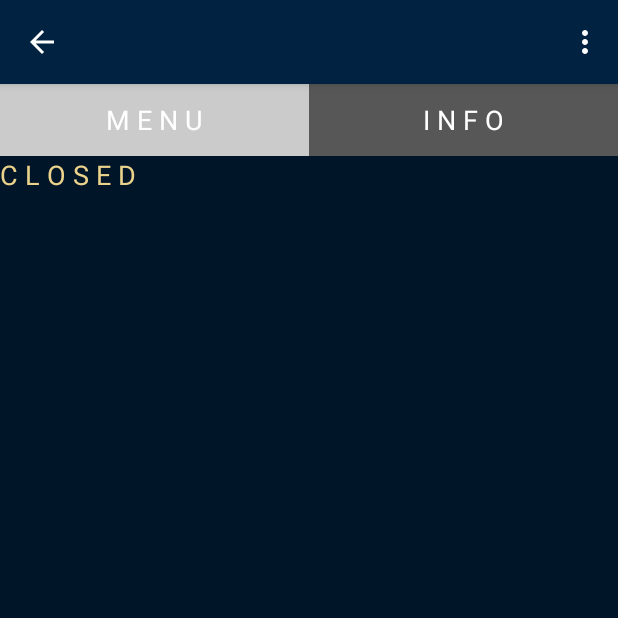
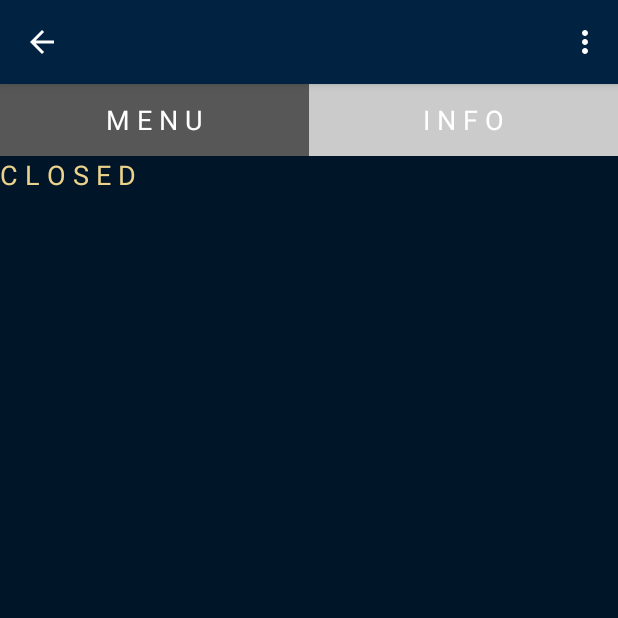
Before and after one commit to WVU-Mobile/WVU-Mobile-Android, an Android app: the DiningActivity screen opened directly, with no data from a screen before it, on a phone screen of 412 x 824 dp, the top half of it. Run offline under Robolectric (Android 15) with nearby library versions, the light colour scheme and no system bars.

Commit message:
minor tweaks

```diff
--- a/WVU-Mobile-Android-master/app/src/main/java/wvumobile/wvumobile/map_Fragment.java
+++ b/WVU-Mobile-Android-master/app/src/main/java/wvumobile/wvumobile/map_Fragment.java
@@ -873,8 +873,8 @@ public class map_Fragment extends android.support.v4.app.Fragment implements  Vi
     public void viewMap()
     {
         //Updating Button Highlight
-        MapSelect.setBackgroundColor(getResources().getColor(R.color.ColorPRTGray2));
-        BuildingSelect.setBackgroundColor(getResources().getColor(R.color.ColorPRTGray1));
+        MapSelect.setBackgroundColor(getResources().getColor(R.color.ColorPRTGray1));
+        BuildingSelect.setBackgroundColor(getResources().getColor(R.color.ColorPRTGray2));
 
         //Making the Map Visible
         MapRow.setVisibility(View.VISIBLE);
@@ -978,8 +978,8 @@ public class map_Fragment extends android.support.v4.app.Fragment implements  Vi
     public void viewBuildings()
     {
         //Updating Button Highlight
-        MapSelect.setBackgroundColor(getResources().getColor(R.color.ColorPRTGray1));
-        BuildingSelect.setBackgroundColor(getResources().getColor(R.color.ColorPRTGray2));
+        MapSelect.setBackgroundColor(getResources().getColor(R.color.ColorPRTGray2));
+        BuildingSelect.setBackgroundColor(getResources().getColor(R.color.ColorPRTGray1));
 
         //Hiding the Map
         MapRow.setVisibility(View.GONE);
--- a/WVU-Mobile-Android-master/app/src/main/res/layout/activity_dining.xml
+++ b/WVU-Mobile-Android-master/app/src/main/res/layout/activity_dining.xml
@@ -29,7 +29,7 @@ tools:context="wvumobile.wvumobile.DiningActivity">
             android:text="M E N U"
             android:id="@+id/CE_menu_button_text"
             android:textColor="@color/ColorWhite"
-            android:background="@color/ColorPRTGray2"
+            android:background="@color/ColorPRTGray1"
             android:nestedScrollingEnabled="true"
             android:layout_width="0dp"
             android:layout_weight="1" />
@@ -38,7 +38,7 @@ tools:context="wvumobile.wvumobile.DiningActivity">
             android:text="I N F O"
             android:id="@+id/CE_info_button_text"
             android:textColor="@color/ColorWhite"
-            android:background="@color/ColorPRTGray1"
+            android:background="@color/ColorPRTGray2"
             android:nestedScrollingEnabled="true"
             android:layout_width="0dp"
             android:layout_weight="1" />
@@ -46,14 +46,15 @@ tools:context="wvumobile.wvumobile.DiningActivity">
     <TableRow
         android:layout_width="wrap_content"
         android:layout_height="wrap_content"
-        android:background="@color/DarkBlueColor"
+        android:background="@color/DarkestBlueColor2"
         android:nestedScrollingEnabled="true"
         android:id="@+id/r_breakfasttitle">
 
         <TextView
-            android:textAppearance="?android:attr/textAppearanceLarge"
+            android:textAppearance="?android:attr/textAppearanceMedium"
             android:text="BREAKFAST"
-            android:textColor="@color/ColorGold" />
+            android:textColor="@color/ColorGold"
+            android:textStyle="bold" />
     </TableRow>
 
     <TableRow
@@ -74,14 +75,15 @@ tools:context="wvumobile.wvumobile.DiningActivity">
     <TableRow
         android:layout_width="wrap_content"
         android:layout_height="wrap_content"
-        android:background="@color/DarkBlueColor"
+        android:background="@color/DarkestBlueColor2"
         android:nestedScrollingEnabled="true"
         android:id="@+id/r_hbreakfasttitle">
 
         <TextView
-            android:textAppearance="?android:attr/textAppearanceLarge"
+            android:textAppearance="?android:attr/textAppearanceMedium"
             android:text="HEALTHY 'U' BREAKFAST"
-            android:textColor="@color/ColorGold"/>
+            android:textColor="@color/ColorGold"
+            android:textStyle="bold" />
 
     </TableRow>
     <TableRow
@@ -101,14 +103,15 @@ tools:context="wvumobile.wvumobile.DiningActivity">
     <TableRow
         android:layout_width="wrap_content"
         android:layout_height="wrap_content"
-        android:background="@color/DarkBlueColor"
+        android:background="@color/DarkestBlueColor2"
         android:nestedScrollingEnabled="true"
         android:id="@+id/r_breakfast_astitle">
 
         <TextView
-            android:textAppearance="?android:attr/textAppearanceLarge"
+            android:textAppearance="?android:attr/textAppearanceMedium"
             android:text="BREAKFAST ACTION STATION"
-            android:textColor="@color/ColorGold"/>
+            android:textColor="@color/ColorGold"
+            android:textStyle="bold" />
 
     </TableRow>
 
@@ -134,9 +137,10 @@ tools:context="wvumobile.wvumobile.DiningActivity">
         android:id="@+id/r_lunchtitle">
 
         <TextView
-            android:textAppearance="?android:attr/textAppearanceLarge"
+            android:textAppearance="?android:attr/textAppearanceMedium"
             android:text="LUNCH"
-            android:textColor="@color/ColorGold"/>
+            android:textColor="@color/ColorGold"
+            android:textStyle="bold" />
 
     </TableRow>
     <TableRow
@@ -161,9 +165,10 @@ tools:context="wvumobile.wvumobile.DiningActivity">
         android:id="@+id/r_hlunchtitle">
 
         <TextView
-            android:textAppearance="?android:attr/textAppearanceLarge"
+            android:textAppearance="?android:attr/textAppearanceMedium"
             android:text="HEALTHY 'U' LUNCH"
-            android:textColor="@color/ColorGold"/>
+            android:textColor="@color/ColorGold"
+            android:textStyle="bold" />
 
     </TableRow>
 
@@ -189,9 +194,10 @@ tools:context="wvumobile.wvumobile.DiningActivity">
         android:id="@+id/r_lunch_astitle">
 
         <TextView
-            android:textAppearance="?android:attr/textAppearanceLarge"
+            android:textAppearance="?android:attr/textAppearanceMedium"
             android:text="LUNCH ACTION STATION"
-            android:textColor="@color/ColorGold"/>
+            android:textColor="@color/ColorGold"
+            android:textStyle="bold" />
 
     </TableRow>
 
@@ -217,9 +223,10 @@ tools:context="wvumobile.wvumobile.DiningActivity">
         android:id="@+id/r_dinnertitle">
 
         <TextView
-            android:textAppearance="?android:attr/textAppearanceLarge"
+            android:textAppearance="?android:attr/textAppearanceMedium"
             android:text="DINNER"
-            android:textColor="@color/ColorGold"/>
+            android:textColor="@color/ColorGold"
+            android:textStyle="bold" />
 
     </TableRow>
 
@@ -245,9 +252,10 @@ tools:context="wvumobile.wvumobile.DiningActivity">
         android:id="@+id/r_hdinnertitle">
 
         <TextView
-            android:textAppearance="?android:attr/textAppearanceLarge"
+            android:textAppearance="?android:attr/textAppearanceMedium"
             android:text="HEALTH 'U' DINNER"
-            android:textColor="@color/ColorGold"/>
+            android:textColor="@color/ColorGold"
+            android:textStyle="bold" />
 
     </TableRow>
 
@@ -274,9 +282,10 @@ tools:context="wvumobile.wvumobile.DiningActivity">
         android:longClickable="true">
 
         <TextView
-            android:textAppearance="?android:attr/textAppearanceLarge"
+            android:textAppearance="?android:attr/textAppearanceMedium"
             android:text="DINNER ACTION STATION"
-            android:textColor="@color/ColorGold"/>
+            android:textColor="@color/ColorGold"
+            android:textStyle="bold" />
 
     </TableRow>
 
--- a/WVU-Mobile-Android-master/app/src/main/res/layout/home_layout.xml
+++ b/WVU-Mobile-Android-master/app/src/main/res/layout/home_layout.xml
@@ -4,12 +4,4 @@
     android:clickable="true"
     android:gravity="center_horizontal"
     android:background="@color/DarkestBlueColor">
-
-    <TextView
-        android:layout_width="wrap_content"
-        android:layout_height="wrap_content"
-        android:textAppearance="?android:attr/textAppearanceLarge"
-        android:text="Home"
-        android:id="@+id/textView"
-        android:autoText="false" />
 </RelativeLayout>
--- a/WVU-Mobile-Android-master/app/src/main/res/layout/map_layout.xml
+++ b/WVU-Mobile-Android-master/app/src/main/res/layout/map_layout.xml
@@ -21,7 +21,7 @@
             android:text="M A P"
             android:id="@+id/map_mapButton"
             android:textColor="@color/ColorWhite"
-            android:background="@color/ColorPRTGray2"
+            android:background="@color/ColorPRTGray1"
             android:layout_weight="1"
             android:layout_width="0dp" />
         <Button
@@ -29,7 +29,7 @@
             android:text="B U I L D I N G S"
             android:id="@+id/map_buildingButton"
             android:textColor="@color/ColorWhite"
-            android:background="@color/ColorPRTGray1"
+            android:background="@color/ColorPRTGray2"
             android:layout_weight="1"
             android:layout_width="0dp" />
     </TableRow>
```
Also changed, not shown: 7 other files.
